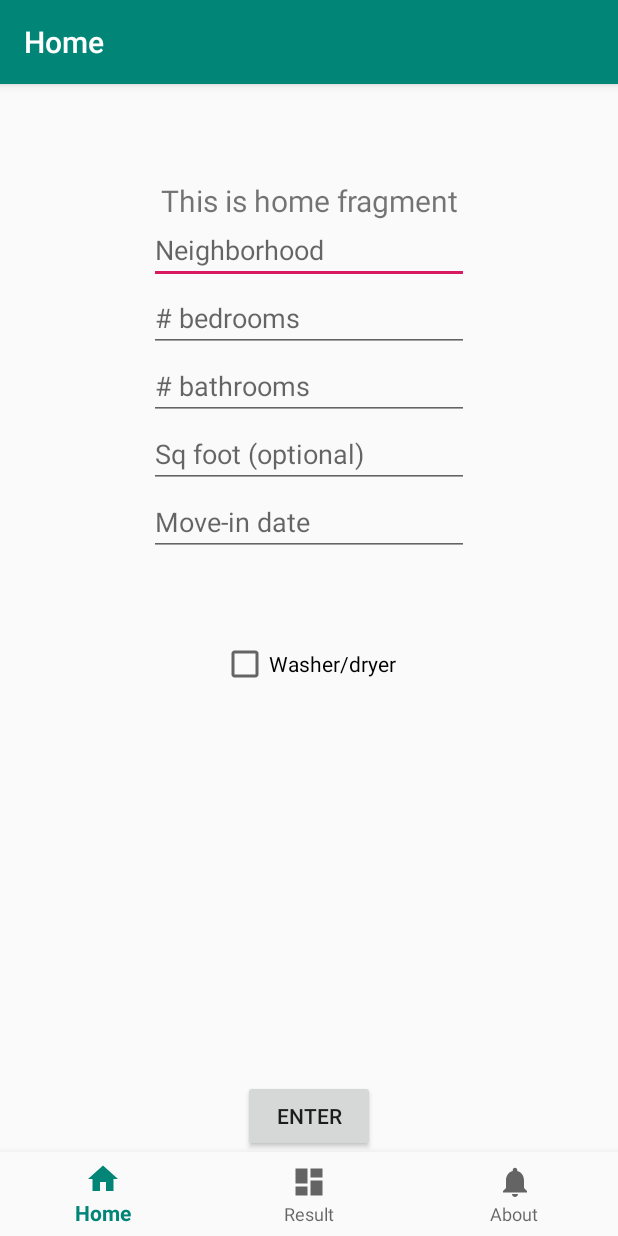
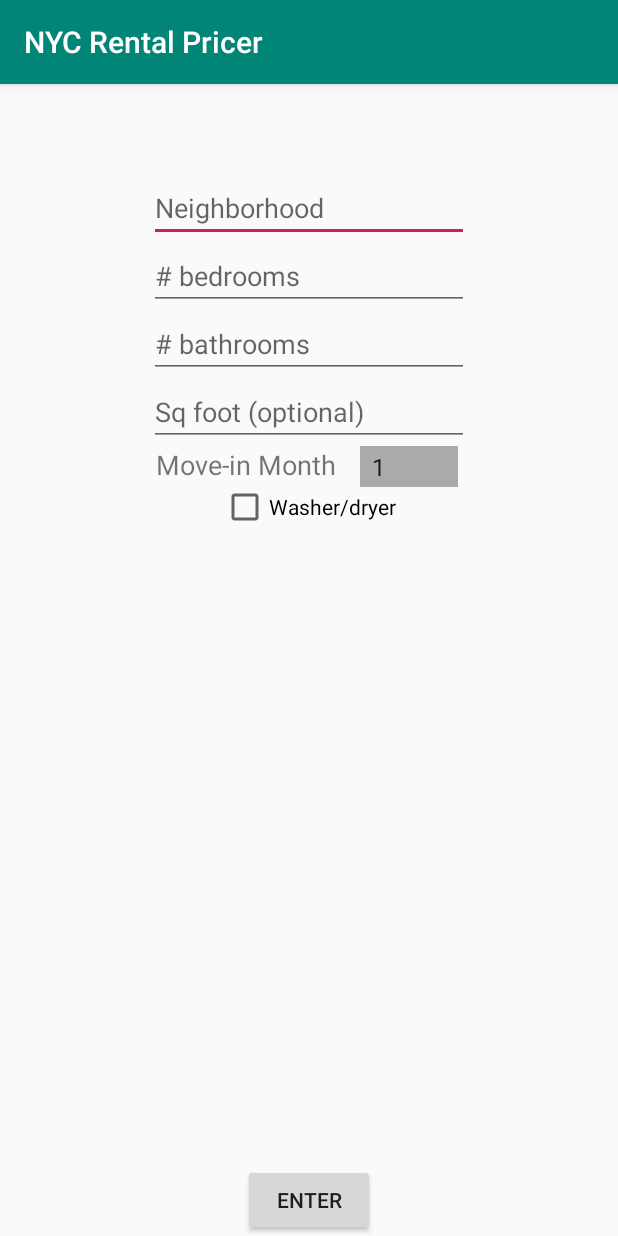
Before and after one commit to yoshao/nycrentalpricer, an Android app: the screen it shows after launch (MainActivity), on a phone screen of 412 x 824 dp. Run offline under Robolectric (Android 15) with nearby library versions, the phone set to English and light mode, and no system bars.

Commit message:
Simple pricer

```diff
--- a/app/src/main/AndroidManifest.xml
+++ b/app/src/main/AndroidManifest.xml
@@ -9,9 +9,8 @@
         android:roundIcon="@mipmap/ic_launcher_round"
         android:supportsRtl="true"
         android:theme="@style/AppTheme">
-        <activity
-            android:name=".MainActivity"
-            android:label="@string/app_name">
+        <activity android:name=".ResultActivity"></activity>
+        <activity android:name=".MainActivity">
             <intent-filter>
                 <action android:name="android.intent.action.MAIN" />
 
--- a/app/src/main/java/com/example/nycrentalpricer/MainActivity.java
+++ b/app/src/main/java/com/example/nycrentalpricer/MainActivity.java
@@ -1,14 +1,16 @@
 package com.example.nycrentalpricer;
 
+import androidx.appcompat.app.AppCompatActivity;
+
+import android.content.Intent;
 import android.os.Bundle;
-
-import com.google.android.material.bottomnavigation.BottomNavigationView;
-
-import androidx.appcompat.app.AppCompatActivity;
-import androidx.navigation.NavController;
-import androidx.navigation.Navigation;
-import androidx.navigation.ui.AppBarConfiguration;
-import androidx.navigation.ui.NavigationUI;
+import android.view.View;
+import android.widget.AdapterView;
+import android.widget.Button;
+import android.widget.EditText;
+import android.widget.Spinner;
+import android.widget.TextView;
+import android.widget.Toast;
 
 public class MainActivity extends AppCompatActivity {
 
@@ -16,15 +18,35 @@ public class MainActivity extends AppCompatActivity {
     protected void onCreate(Bundle savedInstanceState) {
         super.onCreate(savedInstanceState);
         setContentView(R.layout.activity_main);
-        BottomNavigationView navView = findViewById(R.id.nav_view);
-        // Passing each menu ID as a set of Ids because each
-        // menu should be considered as top level destinations.
-        AppBarConfiguration appBarConfiguration = new AppBarConfiguration.Builder(
-                R.id.navigation_home, R.id.navigation_dashboard, R.id.navigation_notifications)
-                .build();
-        NavController navController = Navigation.findNavController(this, R.id.nav_host_fragment);
-        NavigationUI.setupActionBarWithNavController(this, navController, appBarConfiguration);
-        NavigationUI.setupWithNavController(navView, navController);
+/**
+        Spinner s = (Spinner) findViewById(R.id.moveInNum);
+        s.setOnItemClickListener(new AdapterView.OnItemClickListener() {
+            @Override
+            public void onItemClick(AdapterView<?> parent, View view, int position, long id) {
+                //Toast.makeText(MainActivity.this, parent.getSelectedItem().toString(), Toast.LENGTH_SHORT).show();
+                moveIn = Integer.parseInt(parent.getSelectedItem().toString());
+            }
+        });
+ */
+        Button enter = (Button) findViewById(R.id.enter);
+        enter.setOnClickListener(new View.OnClickListener() {
+            @Override
+            public void onClick(View view) {
+                Intent outputIntent = new Intent(getApplicationContext(), ResultActivity.class);
+
+                EditText bedrooms = (EditText) findViewById(R.id.bedrooms);
+                EditText bathrooms = (EditText) findViewById(R.id.bathrooms);
+
+                int bedrooms_i = Integer.parseInt(bedrooms.getText().toString());
+                int bathrooms_i = Integer.parseInt(bathrooms.getText().toString());
+                int result = 2000 * bedrooms_i + 1000 + 500 * (bathrooms_i - 1);
+                outputIntent.putExtra("resultPrice","$" + result);
+
+                startActivity(outputIntent);
+
+            }
+        });
+
+
     }
-
 }
--- a/app/src/main/res/layout/activity_main.xml
+++ b/app/src/main/res/layout/activity_main.xml
@@ -1,34 +1,11 @@
 <?xml version="1.0" encoding="utf-8"?>
 <androidx.constraintlayout.widget.ConstraintLayout xmlns:android="http://schemas.android.com/apk/res/android"
     xmlns:app="http://schemas.android.com/apk/res-auto"
-    android:id="@+id/container"
+    xmlns:tools="http://schemas.android.com/tools"
+    android:id="@+id/moveInNum"
     android:layout_width="match_parent"
     android:layout_height="match_parent"
-    android:paddingTop="?attr/actionBarSize">
-
-    <com.google.android.material.bottomnavigation.BottomNavigationView
-        android:id="@+id/nav_view"
-        android:layout_width="0dp"
-        android:layout_height="wrap_content"
-        android:layout_marginStart="0dp"
-        android:layout_marginEnd="0dp"
-        android:background="?android:attr/windowBackground"
-        app:layout_constraintBottom_toBottomOf="parent"
-        app:layout_constraintLeft_toLeftOf="parent"
-        app:layout_constraintRight_toRightOf="parent"
-        app:menu="@menu/bottom_nav_menu" />
-
-    <fragment
-        android:id="@+id/nav_host_fragment"
-        android:name="androidx.navigation.fragment.NavHostFragment"
-        android:layout_width="match_parent"
-        android:layout_height="match_parent"
-        app:defaultNavHost="true"
-        app:layout_constraintBottom_toTopOf="@id/nav_view"
-        app:layout_constraintLeft_toLeftOf="parent"
-        app:layout_constraintRight_toRightOf="parent"
-        app:layout_constraintTop_toTopOf="parent"
-        app:navGraph="@navigation/mobile_navigation" />
+    tools:context=".MainActivity">
 
     <EditText
         android:id="@+id/neighborhood"
@@ -40,7 +17,7 @@
         android:inputType="textAutoComplete"
         app:layout_constraintEnd_toEndOf="parent"
         app:layout_constraintStart_toStartOf="parent"
-        app:layout_constraintTop_toTopOf="@+id/nav_host_fragment" />
+        app:layout_constraintTop_toTopOf="parent" />
 
     <EditText
         android:id="@+id/bedrooms"
@@ -65,17 +42,6 @@
         app:layout_constraintTop_toBottomOf="@+id/bedrooms" />
 
     <EditText
-        android:id="@+id/movein"
-        android:layout_width="wrap_content"
-        android:layout_height="wrap_content"
-        android:ems="10"
-        android:hint="Move-in date"
-        android:inputType="date"
-        app:layout_constraintEnd_toEndOf="parent"
-        app:layout_constraintStart_toStartOf="parent"
-        app:layout_constraintTop_toBottomOf="@+id/sqfoot" />
-
-    <EditText
         android:id="@+id/sqfoot"
         android:layout_width="wrap_content"
         android:layout_height="wrap_content"
@@ -90,19 +56,42 @@
         android:id="@+id/checkBox2"
         android:layout_width="wrap_content"
         android:layout_height="wrap_content"
-        android:layout_marginTop="56dp"
+        android:checked="false"
         android:text="Washer/dryer"
         app:layout_constraintEnd_toEndOf="parent"
         app:layout_constraintHorizontal_bias="0.498"
         app:layout_constraintStart_toStartOf="parent"
-        app:layout_constraintTop_toBottomOf="@+id/movein" />
+        app:layout_constraintTop_toBottomOf="@+id/textView" />
 
     <Button
-        android:id="@+id/button"
+        android:id="@+id/enter"
         android:layout_width="wrap_content"
         android:layout_height="wrap_content"
         android:text="Enter"
-        app:layout_constraintBottom_toTopOf="@+id/nav_view"
+        app:layout_constraintBottom_toBottomOf="parent"
         app:layout_constraintEnd_toEndOf="parent"
         app:layout_constraintStart_toStartOf="parent" />
+
+    <Spinner
+        android:id="@+id/movein"
+        android:layout_width="65dp"
+        android:layout_height="27dp"
+        android:background="@android:color/darker_gray"
+        android:entries="@array/month_nums"
+        android:spinnerMode="dropdown"
+        app:layout_constraintEnd_toEndOf="parent"
+        app:layout_constraintHorizontal_bias="0.129"
+        app:layout_constraintStart_toEndOf="@+id/textView"
+        app:layout_constraintTop_toBottomOf="@+id/sqfoot" />
+
+    <TextView
+        android:id="@+id/textView"
+        android:layout_width="wrap_content"
+        android:layout_height="wrap_content"
+        android:layout_marginStart="104dp"
+        android:text="Move-in Month"
+        android:textSize="18sp"
+        app:layout_constraintStart_toStartOf="parent"
+        app:layout_constraintTop_toBottomOf="@+id/sqfoot" />
+
 </androidx.constraintlayout.widget.ConstraintLayout>
--- a/app/src/main/res/values/strings.xml
+++ b/app/src/main/res/values/strings.xml
@@ -1,6 +1,50 @@
 <resources>
     <string name="app_name">NYC Rental Pricer</string>
-    <string name="title_home">Home</string>
-    <string name="title_dashboard">Result</string>
-    <string name="title_notifications">About</string>
+    <string-array name="month_nums">
+        <item>1</item>
+        <item>2</item>
+        <item>3</item>
+        <item>4</item>
+        <item>5</item>
+        <item>6</item>
+        <item>7</item>
+        <item>8</item>
+        <item>9</item>
+        <item>10</item>
+        <item>11</item>
+        <item>12</item>
+    </string-array>
+    <string-array name="bed_nums">
+        <item>1</item>
+        <item>2</item>
+        <item>3</item>
+        <item>4</item>
+        <item>5</item>
+        <item>6</item>
+        <item>7</item>
+        <item>8</item>
+        <item>9</item>
+        <item>10</item>
+    </string-array>
+    <string-array name="bath_nums">
+        <item>1</item>
+        <item>2</item>
+        <item>3</item>
+        <item>4</item>
+        <item>5</item>
+    </string-array>
+    <string-array name="hood_names">
+        <item>Chinatown</item>
+        <item>Upper East Side</item>
+        <item>3</item>
+        <item>4</item>
+        <item>5</item>
+        <item>6</item>
+        <item>7</item>
+        <item>8</item>
+        <item>9</item>
+        <item>10</item>
+        <item>11</item>
+        <item>12</item>
+    </string-array>
 </resources>
```
Also changed, not shown: app/build.gradle (+5 -10 lines), app/src/main/java/com/example/nycrentalpricer/ResultActivity.java (added, +21 -0 lines), app/src/main/res/layout/activity_result.xml (added, +18 -0 lines), gradle/wrapper/gradle-wrapper.properties, 2 other files.
